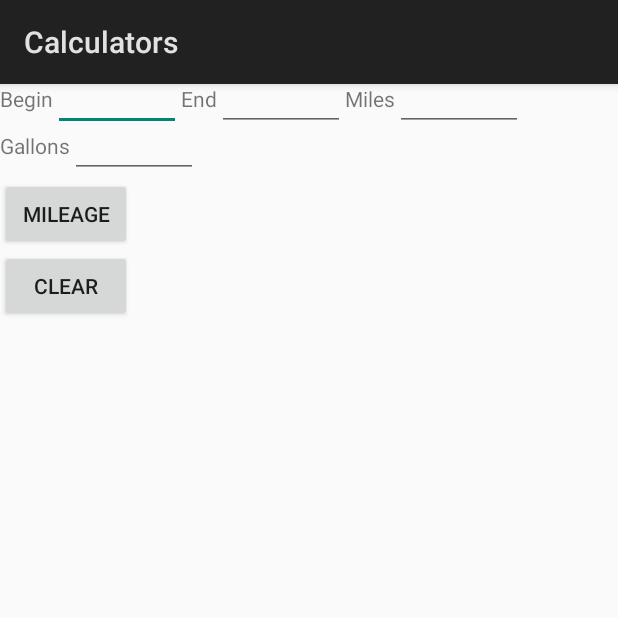
After one commit to JacobTapp23/CIT-360, an Android app: the DistPerVol screen opened directly, with no data from a screen before it, on a phone screen of 412 x 824 dp, the top half of it. The commit adds this screen. Run offline under Robolectric (Android 15) with nearby library versions, the phone set to English and light mode, and no system bars.

Commit message:
Add mileage and tip calculators

```diff
--- /dev/null
+++ b/Calculators/app/src/main/java/edu/byui/cit360/calculators/DistPerVol.java
@@ -0,0 +1,61 @@
+package edu.byui.cit360.calculators;
+
+import android.app.Activity;
+import android.os.Bundle;
+import android.view.View;
+import android.widget.EditText;
+import android.widget.TextView;
+
+import java.text.NumberFormat;
+
+public class DistPerVol extends Activity {
+    private EditText decBegin, decEnd, decDist, decVol;
+    private TextView numDistPerVol;
+
+    @Override
+    protected void onCreate(Bundle savedInstanceState) {
+        super.onCreate(savedInstanceState);
+        setContentView(R.layout.dist_per_vol);
+
+        decBegin = (EditText)findViewById(R.id.decBegin);
+        decEnd = (EditText)findViewById(R.id.decEnd);
+        decDist = (EditText)findViewById(R.id.decDist);
+        decVol = (EditText)findViewById(R.id.decVol);
+        numDistPerVol = (TextView)findViewById(R.id.numDistPerVol);
+    }
+
+    public void onDistPerVolClick(View view) {
+        try {
+            NumberFormat fmtr = LoanCalc.decFmtr;
+            double dist;
+            if (decDist.getText().toString().trim().length() > 0) {
+                decBegin.setText("");
+                decEnd.setText("");
+                dist = LoanCalc.getDec(decDist);
+            }
+            else {
+                double begin = LoanCalc.getDec(decBegin);
+                double end = LoanCalc.getDec(decEnd);
+                dist = Math.abs(end - begin);
+                fmtr.setMinimumFractionDigits(0);
+                fmtr.setMaximumFractionDigits(1);
+                decDist.setText(fmtr.format(dist));
+            }
+            double vol = LoanCalc.getDec(decVol);
+            double distPerVol = dist / vol;
+            fmtr.setMinimumFractionDigits(1);
+            fmtr.setMaximumFractionDigits(1);
+            numDistPerVol.setText(LoanCalc.decFmtr.format(distPerVol));
+        }
+        catch (Exception ex) {
+        }
+    }
+
+    public void onClearClick(View view) {
+        decBegin.setText("");
+        decEnd.setText("");
+        decDist.setText("");
+        decVol.setText("");
+        numDistPerVol.setText("");
+    }
+}
--- /dev/null
+++ b/Calculators/app/src/main/res/layout/dist_per_vol.xml
@@ -0,0 +1,106 @@
+<?xml version="1.0" encoding="utf-8"?>
+<RelativeLayout
+    xmlns:android="http://schemas.android.com/apk/res/android"
+    xmlns:tools="http://schemas.android.com/tools"
+    android:layout_width="match_parent"
+    android:layout_height="match_parent"
+    tools:context="edu.byui.cit360.calculators.DistPerVol">
+
+    <TextView
+        android:id="@+id/lblBegin"
+        android:layout_width="wrap_content"
+        android:layout_height="wrap_content"
+        android:layout_alignParentStart="true"
+        android:layout_alignParentTop="true"
+        android:labelFor="@+id/decBegin"
+        android:text="@string/begin" />
+
+    <EditText
+        android:id="@+id/decBegin"
+        android:layout_width="wrap_content"
+        android:layout_height="wrap_content"
+        android:layout_alignBaseline="@+id/lblBegin"
+        android:layout_toEndOf="@+id/lblBegin"
+        android:ems="4"
+        android:inputType="numberDecimal" />
+
+    <TextView
+        android:id="@+id/lblEnd"
+        android:layout_width="wrap_content"
+        android:layout_height="wrap_content"
+        android:layout_alignBaseline="@+id/lblBegin"
+        android:layout_toEndOf="@+id/decBegin"
+        android:labelFor="@+id/decEnd"
+        android:text="@string/end" />
+
+    <EditText
+        android:id="@+id/decEnd"
+        android:layout_width="wrap_content"
+        android:layout_height="wrap_content"
+        android:layout_alignBaseline="@+id/lblBegin"
+        android:layout_toEndOf="@+id/lblEnd"
+        android:ems="4"
+        android:inputType="numberDecimal" />
+
+    <TextView
+        android:id="@+id/lblDist"
+        android:layout_width="wrap_content"
+        android:layout_height="wrap_content"
+        android:layout_alignBaseline="@+id/lblBegin"
+        android:layout_toEndOf="@+id/decEnd"
+        android:labelFor="@+id/decDist"
+        android:text="@string/dist" />
+
+    <EditText
+        android:id="@+id/decDist"
+        android:layout_width="wrap_content"
+        android:layout_height="wrap_content"
+        android:layout_alignBaseline="@+id/lblDist"
+        android:layout_toEndOf="@+id/lblDist"
+        android:ems="4"
+        android:inputType="numberDecimal" />
+
+    <TextView
+        android:id="@+id/lblVol"
+        android:layout_width="wrap_content"
+        android:layout_height="wrap_content"
+        android:layout_alignParentStart="true"
+        android:layout_below="@+id/decDist"
+        android:labelFor="@+id/decVol"
+        android:text="@string/vol" />
+
+    <EditText
+        android:id="@+id/decVol"
+        android:layout_width="wrap_content"
+        android:layout_height="wrap_content"
+        android:layout_alignBaseline="@+id/lblVol"
+        android:layout_toEndOf="@+id/lblVol"
+        android:ems="4"
+        android:inputType="numberDecimal" />
+
+    <Button
+        android:id="@+id/btnDistPerVol"
+        android:layout_width="wrap_content"
+        android:layout_height="wrap_content"
+        android:layout_alignParentStart="true"
+        android:layout_below="@+id/decVol"
+        android:onClick="onDistPerVolClick"
+        android:text="@string/distPerVol" />
+
+    <TextView
+        android:id="@+id/numDistPerVol"
+        android:layout_width="wrap_content"
+        android:layout_height="wrap_content"
+        android:layout_alignBaseline="@+id/btnDistPerVol"
+        android:layout_toEndOf="@+id/btnDistPerVol" />
+
+    <Button
+        android:id="@+id/btnClear"
+        android:layout_width="wrap_content"
+        android:layout_height="wrap_content"
+        android:layout_alignParentStart="true"
+        android:layout_below="@+id/btnDistPerVol"
+        android:onClick="onClearClick"
+        android:text="@string/clear" />
+
+</RelativeLayout>
--- a/Calculators/app/src/main/res/values/strings.xml
+++ b/Calculators/app/src/main/res/values/strings.xml
@@ -1,6 +1,7 @@
 <resources>
     <string name="app_name">Calculators</string>
     <string name="shopping">Shopping</string>
+    <string name="cars">Cars</string>
     <string name="finance">Finance</string>
 
     <string name="compPrices">Compare Prices</string>
@@ -11,14 +12,24 @@
     <string name="quant">Quantity</string>
     <string name="per">Price per</string>
     <string name="compare">Compare</string>
-    <string name="clear">Clear</string>
+
+    <string name="tip">Tip</string>
+    <string name="cost">Cost before Tax</string>
+    <string name="twelve">12%</string>
+    <string name="fifteen">15%</string>
+    <string name="eighteen">18%</string>
+
+    <string name="distPerVol">Mileage</string>
+    <string name="begin">Begin</string>
+    <string name="end">End</string>
+    <string name="dist">Miles</string>
+    <string name="vol">Gallons</string>
 
     <string name="fv">Future Value</string>
     <string name="princ">Principal</string>
     <string name="ar">Annual Rate (ex: 4.875)</string>
     <string name="years">Number of Years</string>
     <string name="ppy">Periods per Year</string>
-    <string name="reset">Reset</string>
 
     <string name="loan">Loan</string>
     <string name="amt">Amount Borrowed</string>
@@ -26,4 +37,7 @@
     <string name="pay">Payment</string>
     <string name="bal">Balance</string>
     <string name="ptd">Payments Paid to Date</string>
+
+    <string name="clear">Clear</string>
+    <string name="reset">Reset</string>
 </resources>
```
Also changed, not shown: Calculators/app/src/main/AndroidManifest.xml (+13 -0 lines), Calculators/app/src/main/java/edu/byui/cit360/calculators/Calculators.java (+10 -0 lines), Calculators/app/src/main/java/edu/byui/cit360/calculators/ComparePrices.java (+14 -14 lines), Calculators/app/src/main/java/edu/byui/cit360/calculators/InvestCalc.java (+5 -5 lines), Calculators/app/src/main/java/edu/byui/cit360/calculators/LoanCalc.java (+45 -12 lines), Calculators/app/src/main/java/edu/byui/cit360/calculators/Tip.java (added, +47 -0 lines), Calculators/app/src/main/res/layout/calculators.xml (+28 -2 lines), Calculators/app/src/main/res/layout/compare_prices.xml (+30 -24 lines), Calculators/app/src/main/res/layout/invest_calc.xml (+9 -4 lines), Calculators/app/src/main/res/layout/loan_calc.xml (+10 -5 lines), Calculators/app/src/main/res/layout/tip.xml (added, +87 -0 lines).
